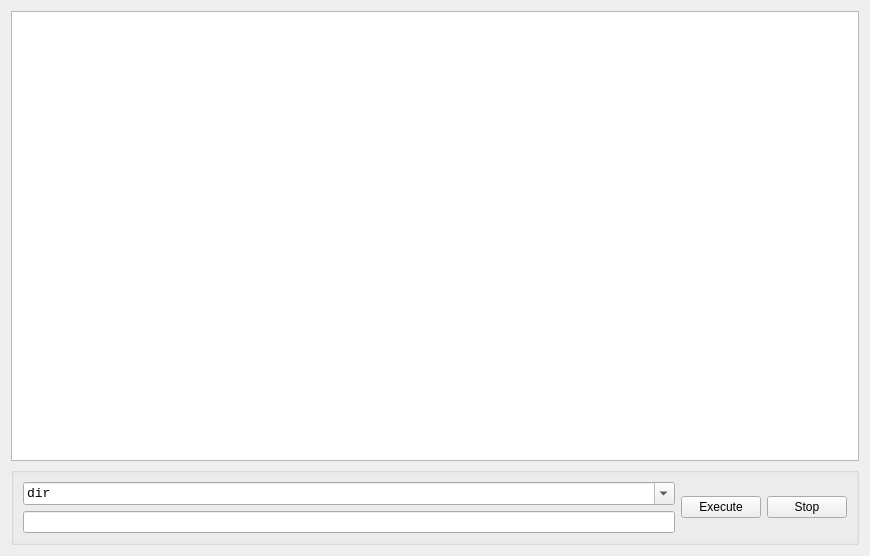
Before: the Qt Designer form sourcecode/26MobileTool/CmdWidget.ui in sauantao/AndroidMobileSolution, drawn with Qt 5.
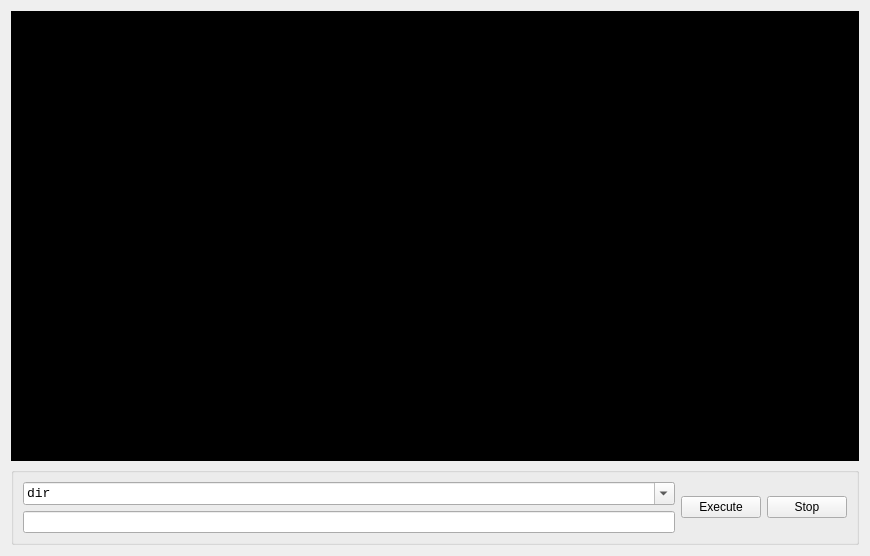
After: the same form once the commit is applied.

```diff
--- a/sourcecode/26MobileTool/CmdWidget.ui
+++ b/sourcecode/26MobileTool/CmdWidget.ui
@@ -32,6 +32,11 @@
          <bold>false</bold>
         </font>
        </property>
+       <property name="styleSheet">
+        <string notr="true">background-color: rgb(0, 0, 0);
+font: 10pt &quot;Consolas&quot;;
+color: &quot;white&quot;</string>
+       </property>
        <property name="frameShape">
         <enum>QFrame::StyledPanel</enum>
        </property>
```
